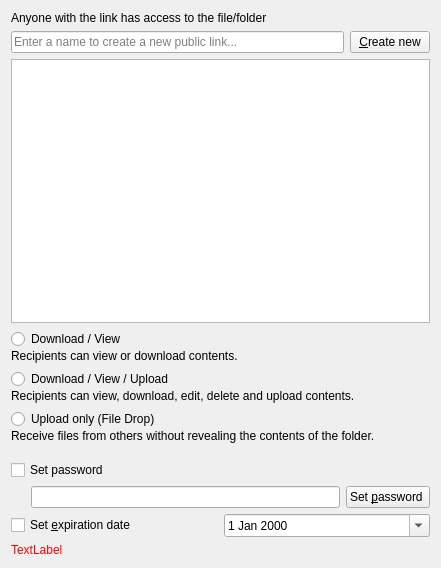
Old version of the form src/gui/sharelinkwidget.ui in the repository nextcloud/desktop.
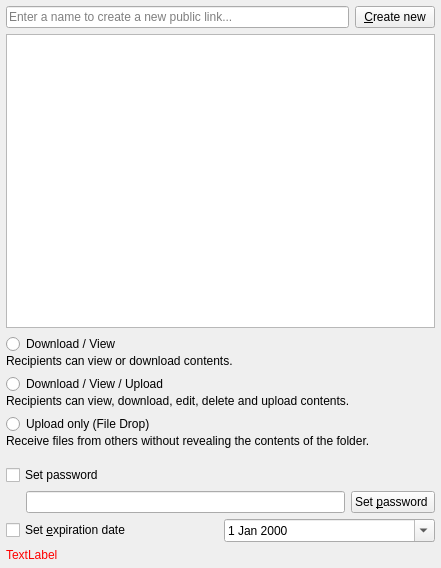
New version of the form.

Commit message:
Improves share dialog.
- Removes the tabs: adds items to a vertical layout.
- Fix spacing and alignment.
- Removes extra text.

Diff of the .ui file:
```diff
--- a/src/gui/sharelinkwidget.ui
+++ b/src/gui/sharelinkwidget.ui
@@ -14,19 +14,18 @@
    <string>Share NewDocument.odt</string>
   </property>
   <layout class="QVBoxLayout" name="verticalLayout">
-   <item>
-    <widget class="QLabel" name="publicLinkWarningLabel">
-     <property name="text">
-      <string>Anyone with the link has access to the file/folder</string>
-     </property>
-     <property name="textFormat">
-      <enum>Qt::PlainText</enum>
-     </property>
-     <property name="wordWrap">
-      <bool>true</bool>
-     </property>
-    </widget>
-   </item>
+   <property name="leftMargin">
+    <number>6</number>
+   </property>
+   <property name="topMargin">
+    <number>6</number>
+   </property>
+   <property name="rightMargin">
+    <number>6</number>
+   </property>
+   <property name="bottomMargin">
+    <number>6</number>
+   </property>
    <item>
     <layout class="QHBoxLayout" name="horizontalLayout_create">
      <item>
```
Left out of the diff: 96 changed lines with no effect on the pictures. The commit also changes 5 other files.
